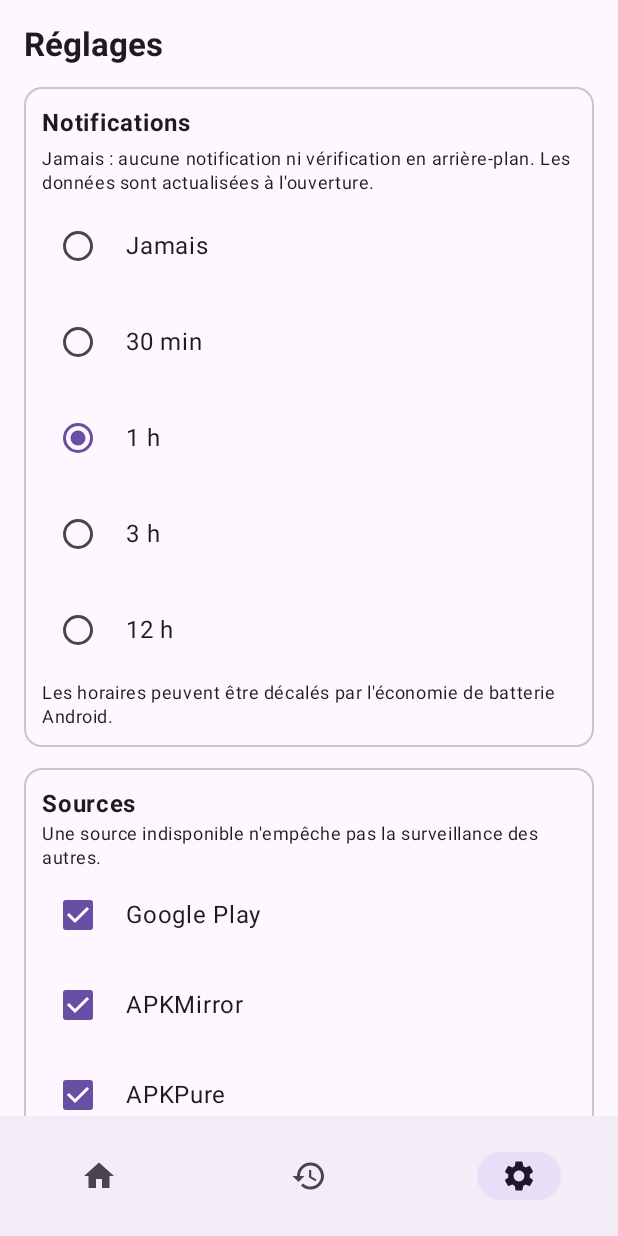
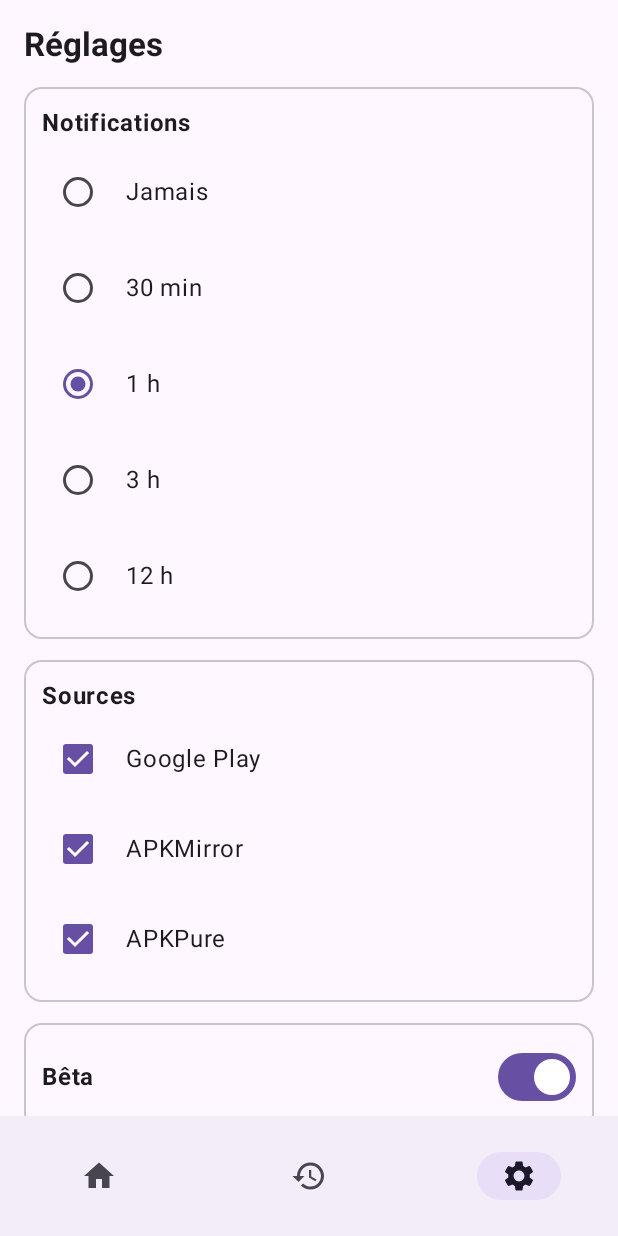
Before and after one commit to Epikaigle/deezer-update-tracker, an Android app built with Jetpack Compose: the screen it shows after launch (MainActivity), item 3 of the bottom bar chosen, on a phone screen of 412 x 824 dp. Run offline under Robolectric (Android 15) with nearby library versions, the phone set to English and light mode, and no system bars; libraries missing offline, so code that uses them is left out: com.aurora.gplayapi; network calls fail; 8 statements that could not run were skipped.

Commit message:
ui: remove redundant help paragraphs and settings clutter

```diff
--- a/app/src/main/java/io/github/epikaigle/deezertracker/MainActivity.kt
+++ b/app/src/main/java/io/github/epikaigle/deezertracker/MainActivity.kt
@@ -330,8 +330,6 @@ private fun TrackerScreen() {
                             Column(Modifier.fillMaxWidth().padding(12.dp),
                                 verticalArrangement = Arrangement.spacedBy(4.dp)) {
                                 Text("Notifications", fontWeight = FontWeight.Bold)
-                                Text("Jamais : aucune notification ni vérification en arrière-plan. Les données sont actualisées à l'ouverture.",
-                                    style = MaterialTheme.typography.bodySmall)
                                 frequencies.forEach { (minutes, description) ->
                                     Row(
                                         modifier = Modifier.fillMaxWidth().clickable {
@@ -354,7 +352,6 @@ private fun TrackerScreen() {
                                     }
                                 }
                                 if (snapshot.frequencyMinutes > 0 && !notificationsGranted) {
-                                    HorizontalDivider()
 
                                     IconButton(onClick = {
                                         if (Build.VERSION.SDK_INT >= 33) {
@@ -366,8 +363,6 @@ private fun TrackerScreen() {
                                             contentDescription = "Autoriser les notifications")
                                     }
                                 }
-                                Text("Les horaires peuvent être décalés par l'économie de batterie Android.",
-                                    style = MaterialTheme.typography.bodySmall)
                             }
                         }
                     }
@@ -375,8 +370,6 @@ private fun TrackerScreen() {
                         OutlinedCard {
                             Column(Modifier.fillMaxWidth().padding(12.dp)) {
                                 Text("Sources", fontWeight = FontWeight.Bold)
-                                Text("Une source indisponible n'empêche pas la surveillance des autres.",
-                                    style = MaterialTheme.typography.bodySmall)
                                 listOf(Source.GOOGLE_PLAY, Source.APKMIRROR, Source.APKPURE).forEach { source ->
                                     Row(
                                         Modifier.fillMaxWidth().clickable {
@@ -404,7 +397,7 @@ private fun TrackerScreen() {
                                     }
                                 }
                                 if (snapshot.enabledSources.isEmpty()) Text(
-                                    "Aucune source activée : aucune version ne sera récupérée.",
+                                    "Aucune source",
                                     color = MaterialTheme.colorScheme.error)
                             }
                         }
```
